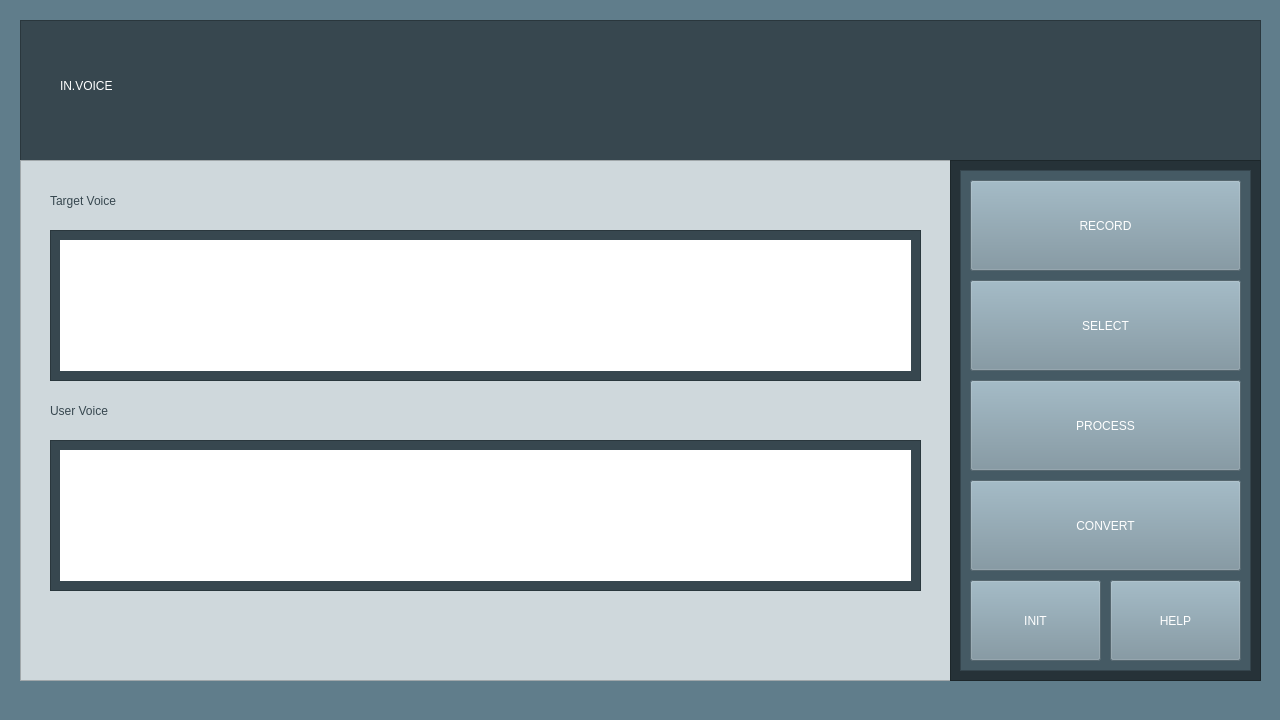
Qt form invoice.ui (colorlit/invoice) before a commit.
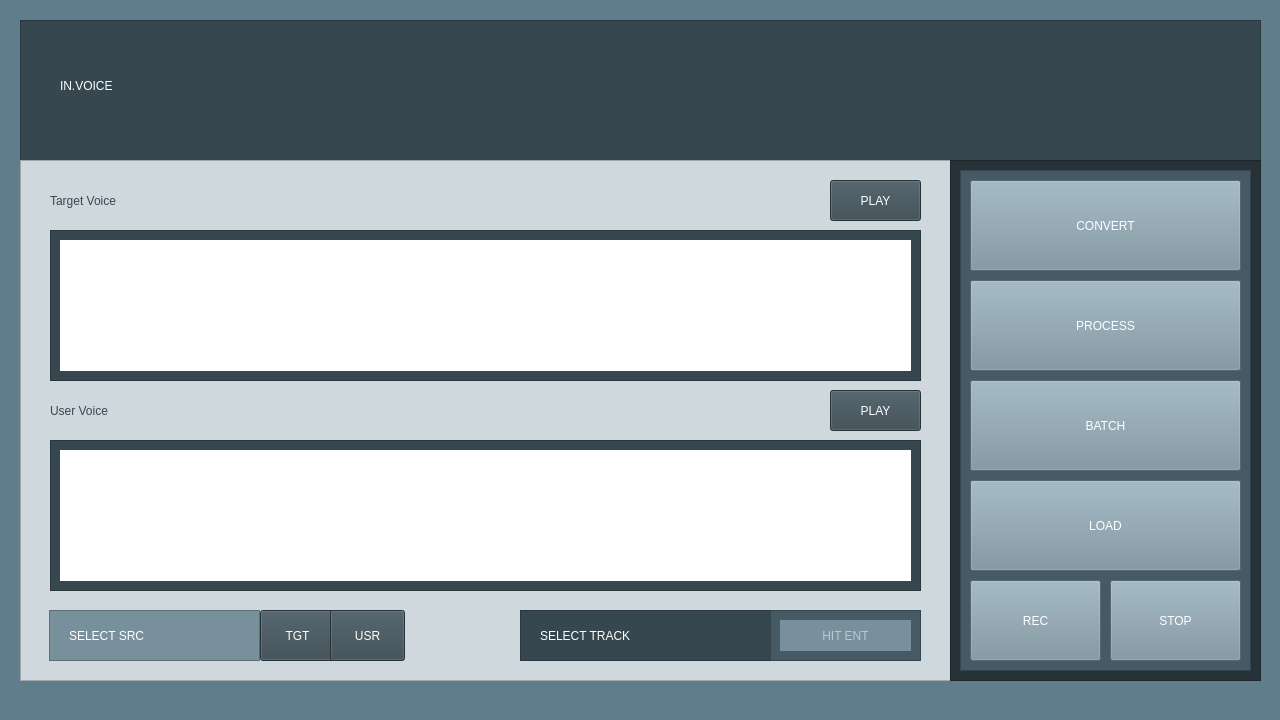
The same form after that commit.

Patch:
```diff
--- a/invoice.ui
+++ b/invoice.ui
@@ -254,32 +254,14 @@
 color: rgb(255, 255, 255);</string>
        </property>
        <property name="text">
-        <string>RECORD</string>
-       </property>
-      </widget>
-      <widget class="QPushButton" name="push_btn_select">
-       <property name="geometry">
-        <rect>
-         <x>10</x>
-         <y>110</y>
-         <width>271</width>
-         <height>91</height>
-        </rect>
-       </property>
-       <property name="styleSheet">
-        <string notr="true">background-color: rgb(120, 144, 156);
-font: 87 20pt &quot;Arial Black&quot;;
-color: rgb(255, 255, 255);</string>
-       </property>
-       <property name="text">
-        <string>SELECT</string>
+        <string>CONVERT</string>
        </property>
       </widget>
       <widget class="QPushButton" name="push_btn_process">
        <property name="geometry">
         <rect>
          <x>10</x>
-         <y>210</y>
+         <y>110</y>
          <width>271</width>
          <height>91</height>
         </rect>
@@ -293,7 +275,25 @@
         <string>PROCESS</string>
        </property>
       </widget>
-      <widget class="QPushButton" name="push_btn_convert">
+      <widget class="QPushButton" name="push_btn_batch">
+       <property name="geometry">
+        <rect>
+         <x>10</x>
+         <y>210</y>
+         <width>271</width>
+         <height>91</height>
+        </rect>
+       </property>
+       <property name="styleSheet">
+        <string notr="true">background-color: rgb(120, 144, 156);
+font: 87 20pt &quot;Arial Black&quot;;
+color: rgb(255, 255, 255);</string>
+       </property>
+       <property name="text">
+        <string>BATCH</string>
+       </property>
+      </widget>
+      <widget class="QPushButton" name="push_btn_load">
        <property name="geometry">
         <rect>
          <x>10</x>
@@ -308,10 +308,10 @@
 color: rgb(255, 255, 255);</string>
        </property>
        <property name="text">
-        <string>CONVERT</string>
+        <string>LOAD</string>
        </property>
       </widget>
-      <widget class="QPushButton" name="push_btn_init">
+      <widget class="QPushButton" name="push_btn_record">
        <property name="geometry">
         <rect>
          <x>10</x>
@@ -326,7 +326,7 @@
 color: rgb(255, 255, 255);</string>
        </property>
        <property name="text">
-        <string>INIT</string>
+        <string>REC</string>
        </property>
       </widget>
       <widget class="QPushButton" name="push_btn_help">
@@ -344,11 +344,199 @@
 color: rgb(255, 255, 255);</string>
        </property>
        <property name="text">
-        <string>HELP</string>
+        <string>STOP</string>
        </property>
       </widget>
      </widget>
     </widget>
+    <widget class="QPushButton" name="push_btn_tgt_sel">
+     <property name="geometry">
+      <rect>
+       <x>240</x>
+       <y>450</y>
+       <width>75</width>
+       <height>51</height>
+      </rect>
+     </property>
+     <property name="styleSheet">
+      <string notr="true">font: 87 18pt &quot;Arial Black&quot;;
+background-color: rgb(55, 71, 79);
+color: rgb(255, 255, 255);</string>
+     </property>
+     <property name="text">
+      <string>TGT</string>
+     </property>
+    </widget>
+    <widget class="QPushButton" name="push_btn_usr_sel">
+     <property name="geometry">
+      <rect>
+       <x>310</x>
+       <y>450</y>
+       <width>75</width>
+       <height>51</height>
+      </rect>
+     </property>
+     <property name="styleSheet">
+      <string notr="true">font: 87 18pt &quot;Arial Black&quot;;
+background-color: rgb(55, 71, 79);
+color: rgb(255, 255, 255);</string>
+     </property>
+     <property name="text">
+      <string>USR</string>
+     </property>
+    </widget>
+    <widget class="QFrame" name="frame_9">
+     <property name="geometry">
+      <rect>
+       <x>500</x>
+       <y>450</y>
+       <width>251</width>
+       <height>51</height>
+      </rect>
+     </property>
+     <property name="styleSheet">
+      <string notr="true">background-color: rgb(55, 71, 79);</string>
+     </property>
+     <property name="frameShape">
+      <enum>QFrame::StyledPanel</enum>
+     </property>
+     <property name="frameShadow">
+      <enum>QFrame::Raised</enum>
+     </property>
+     <widget class="QLabel" name="label_5">
+      <property name="geometry">
+       <rect>
+        <x>20</x>
+        <y>10</y>
+        <width>231</width>
+        <height>31</height>
+       </rect>
+      </property>
+      <property name="styleSheet">
+       <string notr="true">font: 87 18pt &quot;Arial Black&quot;;
+color: rgb(255, 255, 255);</string>
+      </property>
+      <property name="text">
+       <string>SELECT TRACK</string>
+      </property>
+     </widget>
+    </widget>
+    <widget class="QFrame" name="frame_10">
+     <property name="geometry">
+      <rect>
+       <x>29</x>
+       <y>450</y>
+       <width>211</width>
+       <height>51</height>
+      </rect>
+     </property>
+     <property name="styleSheet">
+      <string notr="true">background-color: rgb(120, 144, 156);</string>
+     </property>
+     <property name="frameShape">
+      <enum>QFrame::StyledPanel</enum>
+     </property>
+     <property name="frameShadow">
+      <enum>QFrame::Raised</enum>
+     </property>
+     <widget class="QLabel" name="label_4">
+      <property name="geometry">
+       <rect>
+        <x>20</x>
+        <y>10</y>
+        <width>171</width>
+        <height>31</height>
+       </rect>
+      </property>
+      <property name="styleSheet">
+       <string notr="true">font: 87 18pt &quot;Arial Black&quot;;
+color: rgb(255, 255, 255);</string>
+      </property>
+      <property name="text">
+       <string>SELECT SRC</string>
+      </property>
+     </widget>
+    </widget>
+    <widget class="QFrame" name="frame_11">
+     <property name="geometry">
+      <rect>
+       <x>750</x>
+       <y>450</y>
+       <width>151</width>
+       <height>51</height>
+      </rect>
+     </property>
+     <property name="styleSheet">
+      <string notr="true">background-color: rgb(69, 90, 100)</string>
+     </property>
+     <property name="frameShape">
+      <enum>QFrame::StyledPanel</enum>
+     </property>
+     <property name="frameShadow">
+      <enum>QFrame::Raised</enum>
+     </property>
+     <widget class="QLineEdit" name="line_edit_id_sel">
+      <property name="geometry">
+       <rect>
+        <x>10</x>
+        <y>10</y>
+        <width>131</width>
+        <height>31</height>
+       </rect>
+      </property>
+      <property name="autoFillBackground">
+       <bool>false</bool>
+      </property>
+      <property name="styleSheet">
+       <string notr="true">font: 87 18pt &quot;Arial Black&quot;;
+color: rgb(255, 255, 255);
+background-color: rgb(120, 144, 156);
+border: none;</string>
+      </property>
+      <property name="alignment">
+       <set>Qt::AlignCenter</set>
+      </property>
+      <property name="placeholderText">
+       <string>HIT ENT</string>
+      </property>
+     </widget>
+    </widget>
+    <widget class="QPushButton" name="push_btn_tgt_play">
+     <property name="geometry">
+      <rect>
+       <x>810</x>
+       <y>20</y>
+       <width>91</width>
+       <height>41</height>
+      </rect>
+     </property>
+     <property name="styleSheet">
+      <string notr="true">font: 87 18pt &quot;Arial Black&quot;;
+color: rgb(255, 255, 255);
+background-color: rgb(55, 71, 79)</string>
+     </property>
+     <property name="text">
+      <string>PLAY</string>
+     </property>
+    </widget>
+    <widget class="QPushButton" name="push_btn_usr_play">
+     <property name="geometry">
+      <rect>
+       <x>810</x>
+       <y>230</y>
+       <width>91</width>
+       <height>41</height>
+      </rect>
+     </property>
+     <property name="styleSheet">
+      <string notr="true">font: 87 18pt &quot;Arial Black&quot;;
+color: rgb(255, 255, 255);
+background-color: rgb(55, 71, 79)</string>
+     </property>
+     <property name="text">
+      <string>PLAY</string>
+     </property>
+    </widget>
    </widget>
   </widget>
   <widget class="QMenuBar" name="menubar">
```
Left out of the diff: 4 changed lines with no effect on the pictures.
